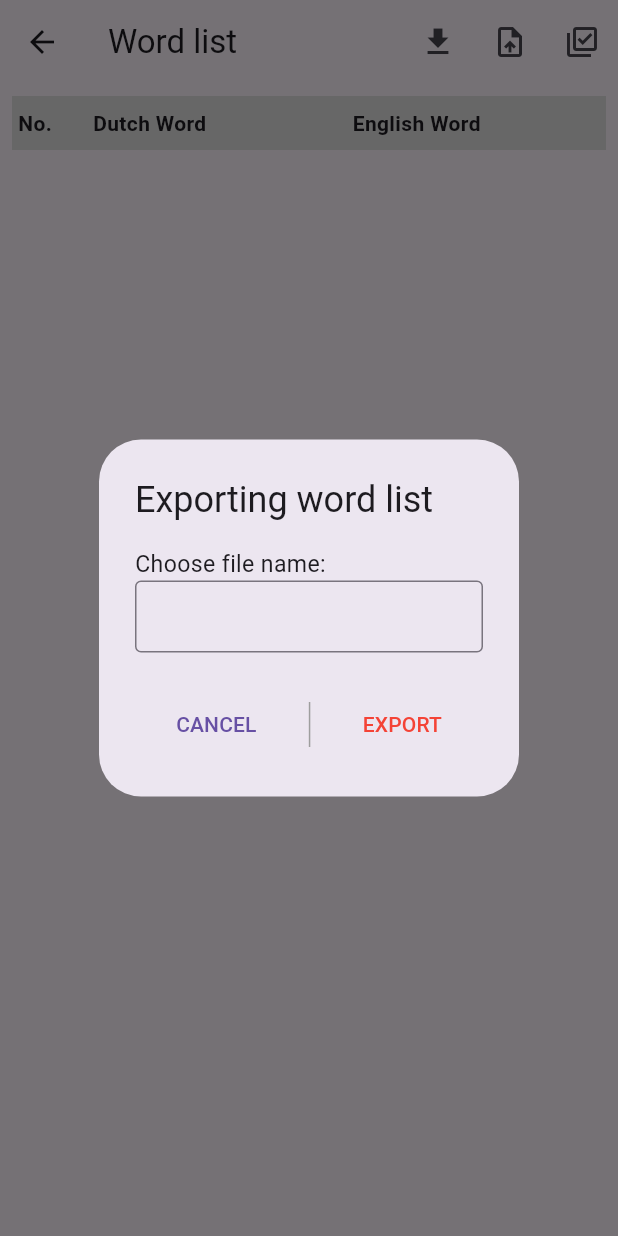
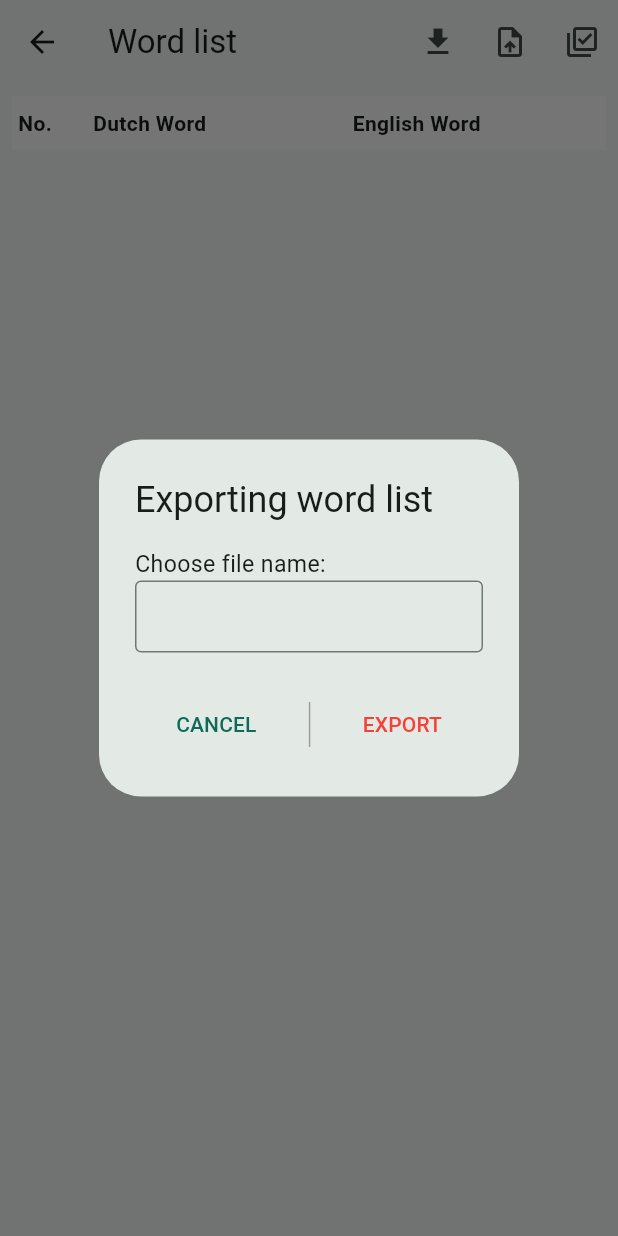
Before and after one commit to NataliVol4ipsa/DutchFlutterApp, a Flutter app: the WordListPage screen opened by its route, after a tap on the "file download" icon, on a phone screen of 412 x 824 dp. Run offline on Flutter 3.47's test engine with Material 3 defaults, Android fonts, the phone set to English and light mode, and no system bars; our stand-ins replace file_picker, isar, permission_handler; accounts and stored records are empty; generated files the repository leaves out were written again.

Commit message:
color theme tweaks

```diff
--- a/lib/main.dart
+++ b/lib/main.dart
@@ -42,6 +42,11 @@ class MyApp extends StatelessWidget {
   Widget build(BuildContext context) {
     return MaterialApp(
         debugShowCheckedModeBanner: false,
+        theme: ThemeData(
+          colorSchemeSeed: Color.fromARGB(255, 0, 255, 213),
+          brightness: Brightness.light,
+          useMaterial3: true,
+        ),
         home: HomePage(),
         routes: {
           '/home': (context) => HomePage(),
--- a/lib/pages/word_list/word_list_table.dart
+++ b/lib/pages/word_list/word_list_table.dart
@@ -28,10 +28,11 @@ class WordTable extends StatelessWidget {
 
   @override
   Widget build(BuildContext context) {
+    final theme = Theme.of(context);
     return Column(
       children: [
         Container(
-          color: Colors.grey[300],
+          color: theme.colorScheme.onPrimary,
           padding: const EdgeInsets.symmetric(vertical: 4.0),
           child: Row(
             crossAxisAlignment: CrossAxisAlignment.center,
@@ -39,29 +40,20 @@ class WordTable extends StatelessWidget {
               Container(
                 width: 50,
                 padding: const EdgeInsets.all(4.0),
-                child: const Text(
-                  "No.",
-                  style: TextStyle(fontWeight: FontWeight.bold),
+                child: headerText("No.", theme),
+              ),
+              Expanded(
+                flex: 2,
+                child: Container(
+                  padding: const EdgeInsets.all(4.0),
+                  child: headerText("Dutch Word", theme),
                 ),
               ),
               Expanded(
                 flex: 2,
                 child: Container(
                   padding: const EdgeInsets.all(4.0),
-                  child: const Text(
-                    "Dutch Word",
-                    style: TextStyle(fontWeight: FontWeight.bold),
-                  ),
-                ),
-              ),
-              Expanded(
-                flex: 2,
-                child: Container(
-                  padding: const EdgeInsets.all(4.0),
-                  child: const Text(
-                    "English Word",
-                    style: TextStyle(fontWeight: FontWeight.bold),
-                  ),
+                  child: headerText("English Word", theme),
                 ),
               ),
               if (isMultiselectModeEnabled)
@@ -89,10 +81,10 @@ class WordTable extends StatelessWidget {
             itemBuilder: (context, index) {
               final word = words[index];
               return WordTableRow(
-                color: index.isEven ? Colors.grey[200] : Colors.white,
-                // final theme = Theme.of(context);
-                // ? theme.colorScheme.onTertiary
-                // : theme.colorScheme.background,
+                color: index.isEven
+                    ? theme.colorScheme.surface
+                    : Color.alphaBlend(Colors.black.withOpacity(0.05),
+                        theme.colorScheme.surface),
                 index: index,
                 word: word,
                 isSelected: selectedRows[index],
@@ -108,4 +100,12 @@ class WordTable extends StatelessWidget {
       ],
     );
   }
+
+  Text headerText(String text, ThemeData theme) {
+    return Text(
+      text,
+      style: TextStyle(
+          fontWeight: FontWeight.bold, color: theme.colorScheme.onSurface),
+    );
+  }
 }
```
